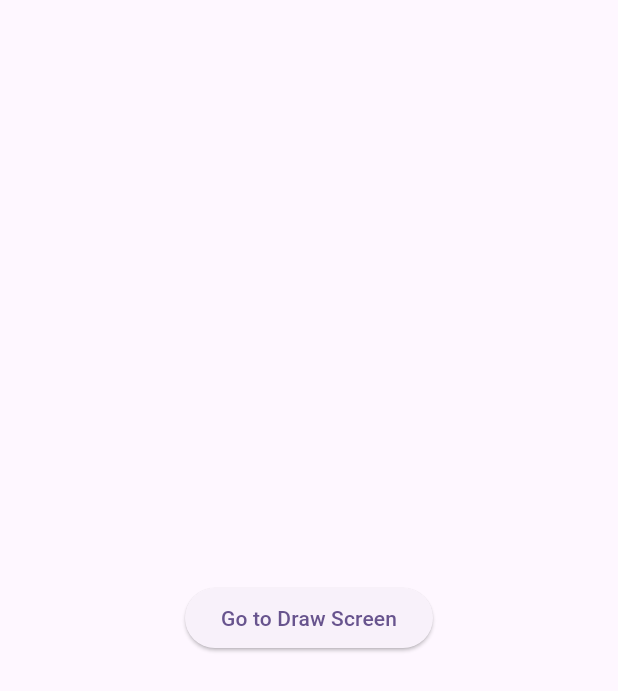
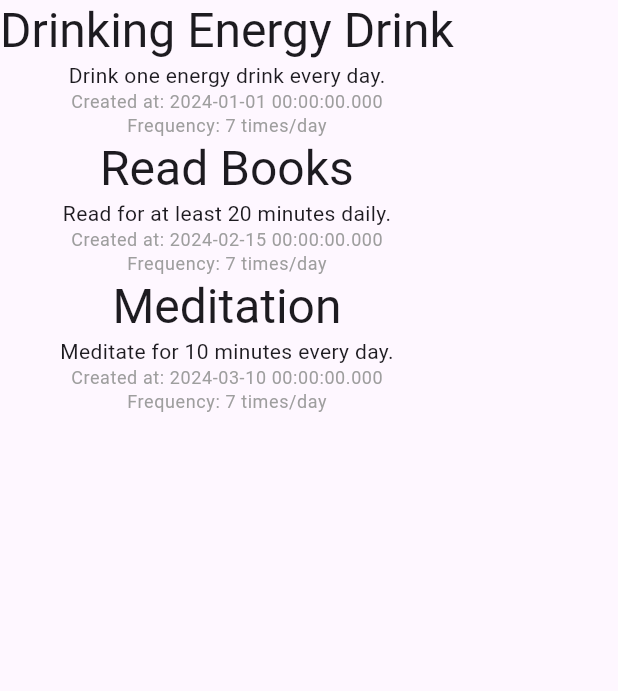
Before and after one commit to merdanusa/canvas_practice, a Flutter app: the screen it shows after launch, on a phone screen of 412 x 824 dp. Shown: the top 691 px of the screen. Run offline on Flutter 3.47's test engine with Material 3 defaults, Android fonts, the phone set to English and light mode, and no system bars; our stand-ins replace go_router.

Commit message:
feat: update MainScreen to display habits with detailed information

```diff
--- a/lib/app.dart
+++ b/lib/app.dart
@@ -8,6 +8,7 @@ class App extends StatelessWidget {
   @override
   Widget build(BuildContext context) {
     return MaterialApp.router(
+      debugShowCheckedModeBanner: false,
       routerConfig: appRouter,
       title: 'Habit Tracker',
       theme: appTheme,
--- a/lib/logic/data/habit_data.dart
+++ b/lib/logic/data/habit_data.dart
@@ -1,6 +1,6 @@
 import 'package:canvas_practice/logic/models/habit.dart';
 
-List<Habit> habits = [
+List<Habit> habit_data = [
   Habit(
     name: 'Drinking Energy Drink',
     description: 'Drink one energy drink every day.',
--- a/lib/screens/main_screen.dart
+++ b/lib/screens/main_screen.dart
@@ -1,17 +1,26 @@
+import 'package:canvas_practice/logic/data/habit_data.dart';
+import 'package:canvas_practice/logic/models/habit.dart';
+import 'package:canvas_practice/widgets/habbit_card.dart';
 import 'package:flutter/material.dart';
-import 'package:go_router/go_router.dart';
 
 class MainScreen extends StatelessWidget {
-  const MainScreen({super.key});
+  MainScreen({super.key});
+
+  final List<Habit> habits = habit_data;
 
   @override
   Widget build(BuildContext context) {
     return Scaffold(
-      body: Center(
-        child: ElevatedButton(
-          onPressed: () => context.push('/draw'),
-          child: const Text('Go to Draw Screen'),
-        ),
+      body: Column(
+        children: [
+          for (var habit in habits)
+            HabbitCard(
+              name: habit.name,
+              description: habit.description,
+              createdAt: habit.createdAt,
+              frequency: habit.frequency,
+            ),
+        ],
       ),
     );
   }
```
